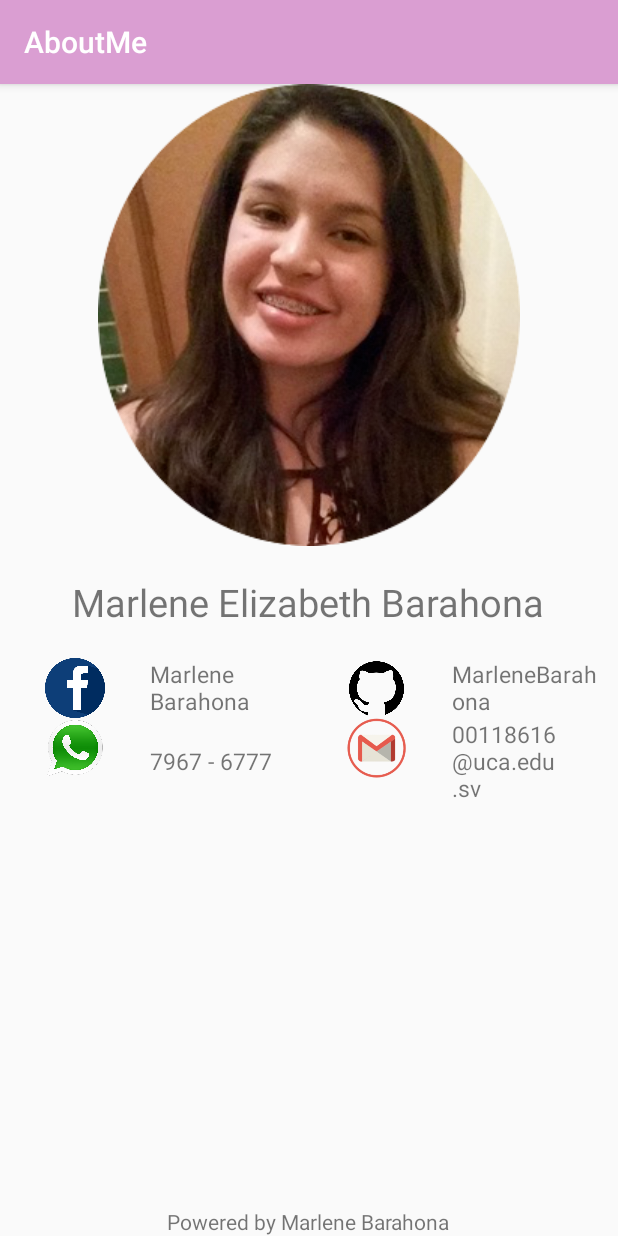
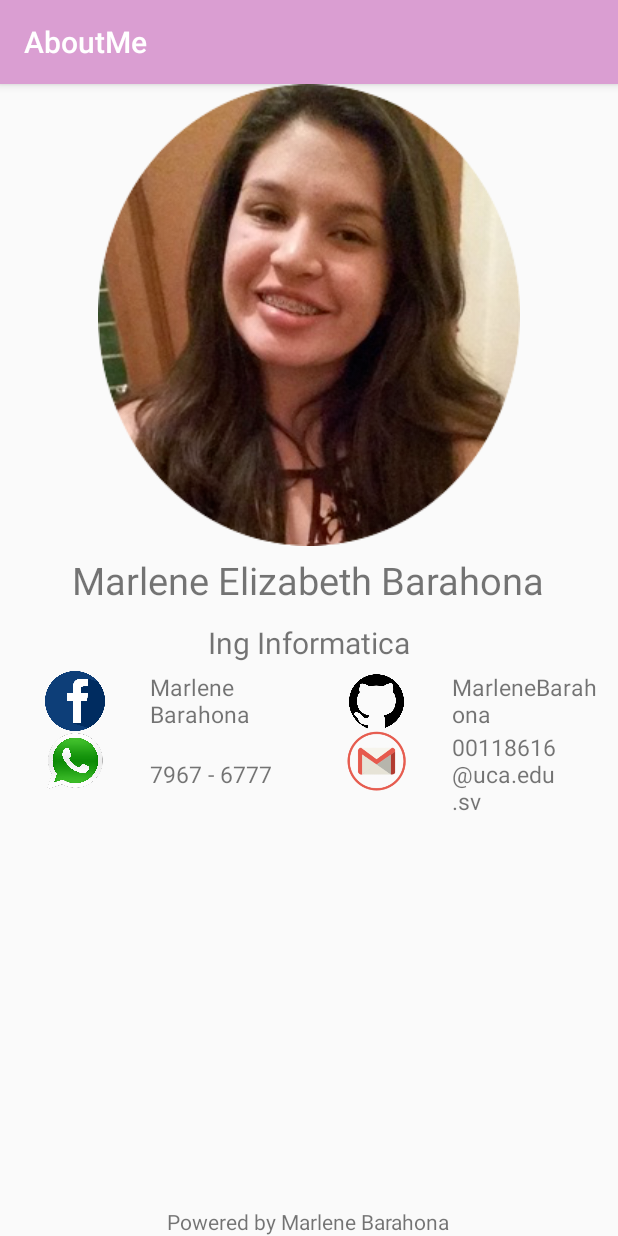
Before and after one commit to MarleneBarahona/AboutMe, an Android app: the screen it shows after launch (MainActivity), on a phone screen of 412 x 824 dp. Run offline under Robolectric (Android 15) with nearby library versions, the phone set to English and light mode, and no system bars.

Commit message:
Cuarto commit

```diff
--- a/app/src/main/res/layout/activity_main.xml
+++ b/app/src/main/res/layout/activity_main.xml
@@ -20,7 +20,16 @@
         android:text="@string/nombre"
         android:textSize="25sp"
         android:layout_below="@id/image"
-        android:layout_margin="20dp"
+        android:layout_margin="5dp"
+        android:layout_centerHorizontal="true"/>
+    <TextView
+        android:id="@+id/carrera"
+        android:layout_width="wrap_content"
+        android:layout_height="wrap_content"
+        android:text="@string/carrera"
+        android:textSize="20sp"
+        android:layout_below="@id/name"
+        android:layout_margin="5dp"
         android:layout_centerHorizontal="true"/>
     <LinearLayout
         android:id="@+id/ly1"
@@ -28,7 +37,7 @@
         android:layout_height="wrap_content"
         android:layout_gravity="center"
         android:paddingRight="10dp"
-        android:layout_below="@id/name">
+        android:layout_below="@id/carrera">
         <ImageView
             android:layout_width="0dp"
             android:layout_height="40dp"
--- a/app/src/main/res/values/strings.xml
+++ b/app/src/main/res/values/strings.xml
@@ -6,4 +6,5 @@
     <string name="github">MarleneBarahona</string>
     <string name="correo">00118616@uca.edu.sv</string>
     <string name="powered">Powered by Marlene Barahona</string>
+    <string name="carrera">Ing Informatica</string>
 </resources>
```
